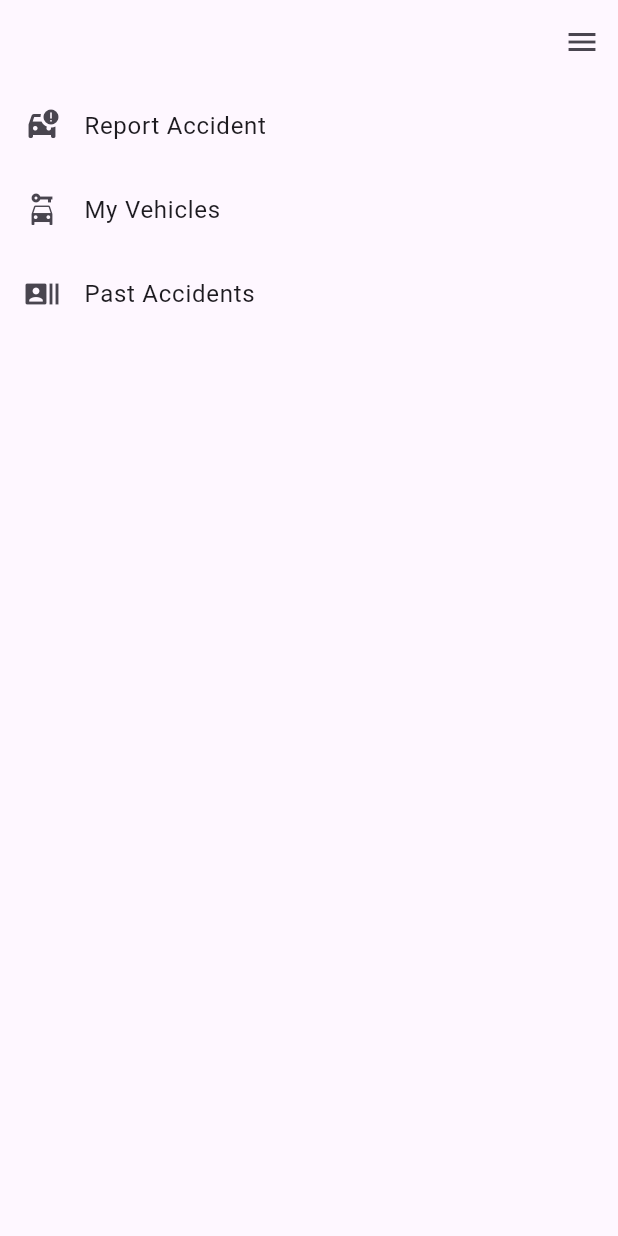
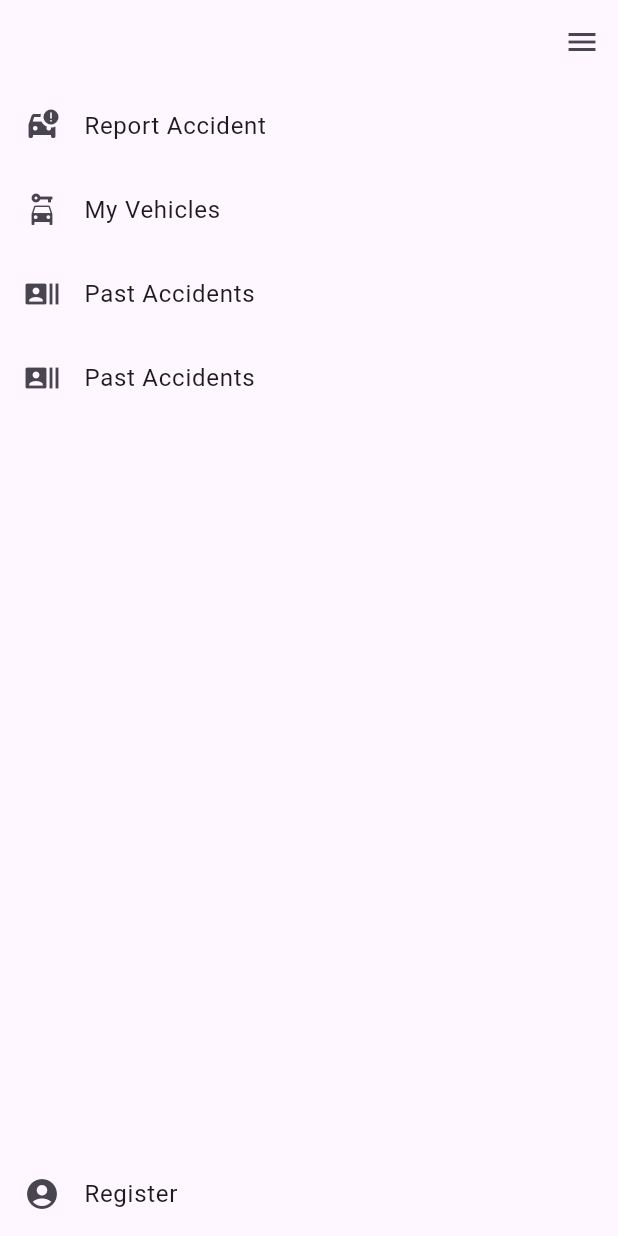
Before and after one commit to Amrs03/Krooka, a Flutter app: the screen it shows after launch, on a phone screen of 412 x 824 dp. Run offline on Flutter 3.47's test engine with Material 3 defaults, Android fonts, the phone set to English and light mode, and no system bars.

Commit message:
Second commit

```diff
--- a/lib/HomePage.dart
+++ b/lib/HomePage.dart
@@ -1,16 +1,15 @@
 import 'package:flutter/material.dart';
 import 'globalVariables.dart';
 import 'reportAccidents.dart';
-
-void main() {
-  runApp(homePage());
-}
-
+import 'registerPage.dart';
 class homePage extends StatelessWidget {
   @override
   Widget build(BuildContext context) {
-    return MaterialApp(
-      home: MyHomePage(),
+    return SafeArea(
+      child: MaterialApp(
+        debugShowCheckedModeBanner: false,
+        home: MyHomePage(),
+      ),
     );
   }
 }
@@ -44,15 +43,36 @@ class _MyHomePageState extends State<MyHomePage> {
             ListTile(
               leading: Icon(Icons.car_rental),
               title: Text("My Vehicles"),
+              onTap: () {
+                print('My Vehicles');
+              },
               //onTap: , add the logic here
             ),
             ListTile(
               leading: Icon(Icons.recent_actors),
               title: Text("Past Accidents"),
               //onTap: , add the logic here
-            )
+            ),
+            ListTile(
+              leading: Icon(Icons.recent_actors),
+              title: Text("Past Accidents"),
+              //onTap: , add the logic here
+            ),
+            Expanded(child: Container()),
+            ListTile(
+              leading: Icon(Icons.account_circle),
+              title: Text("Register"),
+              onTap: () {
+                Navigator.push(
+                  context,
+                  MaterialPageRoute(builder: (context) => registerPage()),
+                );
+              },
+              //onTap: , add the logic here
+            ),
+
           ],
-        )
+        ),
       ),
 
     );
--- a/lib/registerPage.dart
+++ b/lib/registerPage.dart
@@ -111,7 +111,7 @@ class _registerPageState extends State<registerPage> {
                 TextFormField(
                   controller: _dateControler,
                   decoration: InputDecoration(
-                    labelText: "Select Date",
+                    labelText: "Date of birth",
                     suffixIcon: Icon(Icons.calendar_today),
                   ),
                   readOnly: true,  // User cannot manually enter a date
--- a/pubspec.yaml
+++ b/pubspec.yaml
@@ -39,8 +39,8 @@ dependencies:
 dev_dependencies:
   flutter_test:
     sdk: flutter
-    #google_maps_flutter: ^2.1.5
-    #geolocator: ^9.0.2
+    # google_maps_flutter: ^2.1.5
+    # geolocator: ^9.0.2
 
   # The "flutter_lints" package below contains a set of recommended lints to
   # encourage good coding practices. The lint set provided by the package is
```
Also changed, not shown: lib/quickReport.dart (+97 -97 lines), pubspec.lock, 1 other file.
